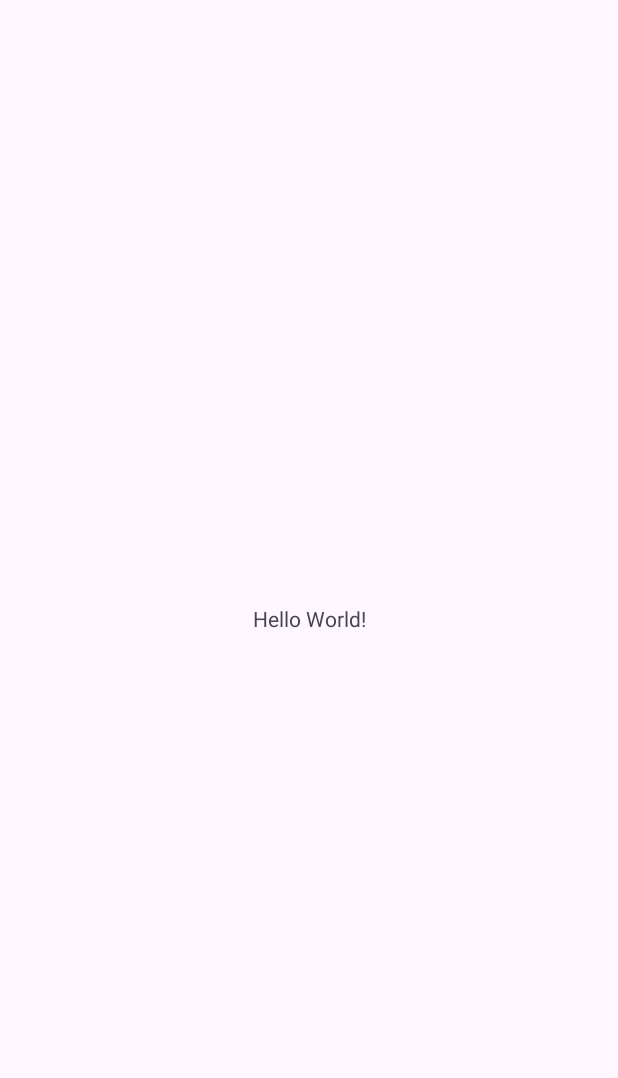
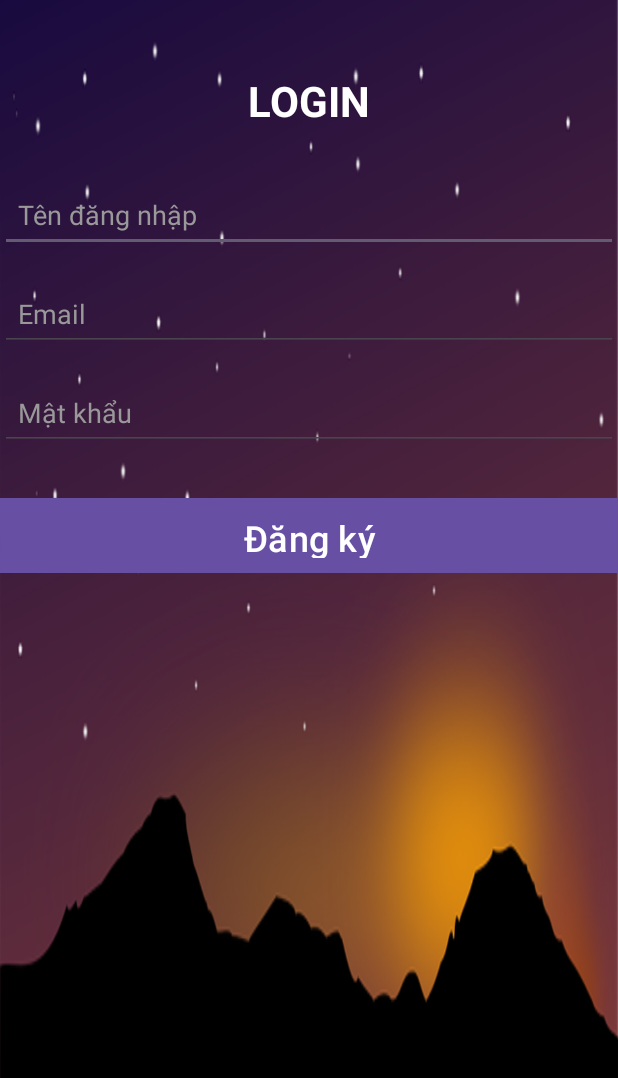
Before and after one commit to H23sk1spkt/btvn_Tuan2, an Android app: the screen it shows after launch (MainActivity), on a phone screen of 412 x 824 dp. Before the commit the part shown is almost empty. Shown: the top 1078 px of the screen. Run offline under Robolectric (Android 15) with nearby library versions, the phone set to English and light mode, and no system bars.

Commit message:
create a interface login page

```diff
--- a/app/src/main/res/layout/activity_main.xml
+++ b/app/src/main/res/layout/activity_main.xml
@@ -1,19 +1,88 @@
 <?xml version="1.0" encoding="utf-8"?>
-<androidx.constraintlayout.widget.ConstraintLayout xmlns:android="http://schemas.android.com/apk/res/android"
+<androidx.constraintlayout.widget.ConstraintLayout
+    xmlns:android="http://schemas.android.com/apk/res/android"
     xmlns:app="http://schemas.android.com/apk/res-auto"
     xmlns:tools="http://schemas.android.com/tools"
     android:id="@+id/main"
     android:layout_width="match_parent"
     android:layout_height="match_parent"
-    tools:context=".MainActivity">
+    android:padding="24dp"
+    android:background="@drawable/mountains"
+    tools:ignore="ExtraText">
 
+    <!-- Title -->
     <TextView
+        android:id="@+id/tvTitle"
         android:layout_width="wrap_content"
         android:layout_height="wrap_content"
-        android:text="Hello World!"
-        app:layout_constraintBottom_toBottomOf="parent"
+        android:text="LOGIN"
+        android:textSize="28sp"
+        android:textStyle="bold"
+        android:textColor="#FFFFFF"
+        app:layout_constraintTop_toTopOf="parent"
+        app:layout_constraintStart_toStartOf="parent"
         app:layout_constraintEnd_toEndOf="parent"
+        android:layout_marginTop="48dp" />
+
+    <!-- Username Input -->
+    <EditText
+        android:id="@+id/etUsername"
+        android:layout_width="0dp"
+        android:layout_height="50dp"
+        android:hint="Tên đăng nhập"
+        android:padding="12dp"
+        android:textColor="#000000"
+        android:textColorHint="#999999"
+        android:inputType="textPersonName"
+        app:layout_constraintTop_toBottomOf="@id/tvTitle"
         app:layout_constraintStart_toStartOf="parent"
-        app:layout_constraintTop_toTopOf="parent" />
+        app:layout_constraintEnd_toEndOf="parent"
+        android:layout_marginTop="32dp" />
 
+    <!-- Email Input -->
+    <EditText
+        android:id="@+id/etEmail"
+        android:layout_width="0dp"
+        android:layout_height="50dp"
+        android:hint="Email"
+        android:padding="12dp"
+        android:textColor="#000000"
+        android:textColorHint="#999999"
+        android:inputType="textEmailAddress"
+        app:layout_constraintTop_toBottomOf="@id/etUsername"
+        app:layout_constraintStart_toStartOf="parent"
+        app:layout_constraintEnd_toEndOf="parent"
+        android:layout_marginTop="16dp" />
+
+    <!-- Password Input -->
+    <EditText
+        android:id="@+id/etPassword"
+        android:layout_width="0dp"
+        android:layout_height="50dp"
+        android:hint="Mật khẩu"
+        android:padding="12dp"
+        android:textColor="#000000"
+        android:textColorHint="#999999"
+        android:inputType="textPassword"
+        app:layout_constraintTop_toBottomOf="@id/etEmail"
+        app:layout_constraintStart_toStartOf="parent"
+        app:layout_constraintEnd_toEndOf="parent"
+        android:layout_marginTop="16dp" />
+
+    <!-- Register Button -->
+    <Button
+        android:id="@+id/btnRegister"
+        android:layout_width="0dp"
+        android:layout_height="50dp"
+        android:text="Đăng ký"
+        android:textAllCaps="false"
+        android:textColor="#FFFFFF"
+        android:backgroundTint="#3F51B5"
+        android:background="@drawable/mountains"
+        android:textSize="24sp"
+        android:elevation="4dp"
+        app:layout_constraintTop_toBottomOf="@id/etPassword"
+        app:layout_constraintStart_toStartOf="parent"
+        app:layout_constraintEnd_toEndOf="parent"
+        android:layout_marginTop="32dp" />
 </androidx.constraintlayout.widget.ConstraintLayout>
```
Also changed, not shown: app/src/main/res/drawable/mountains.png (added).
